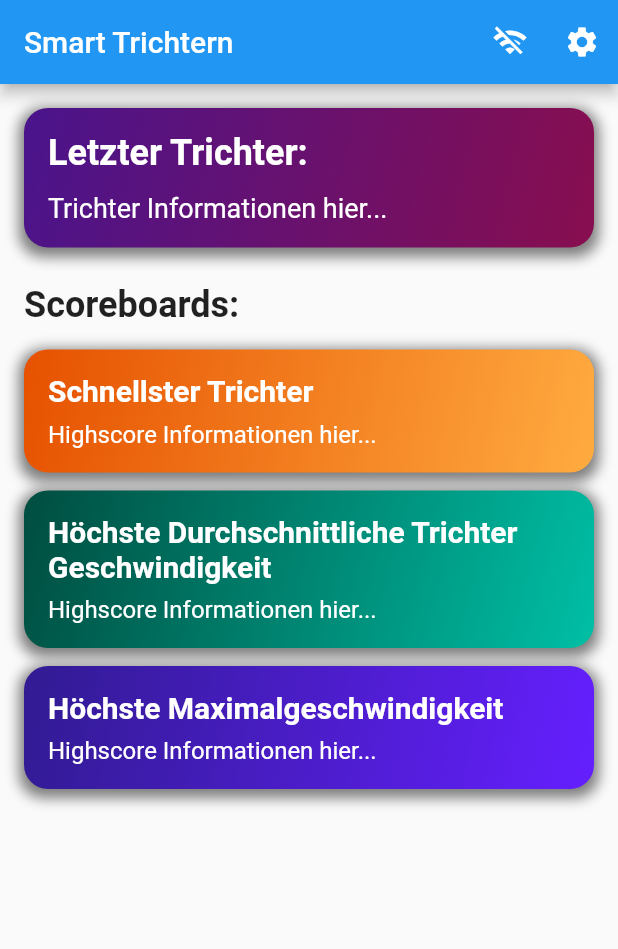
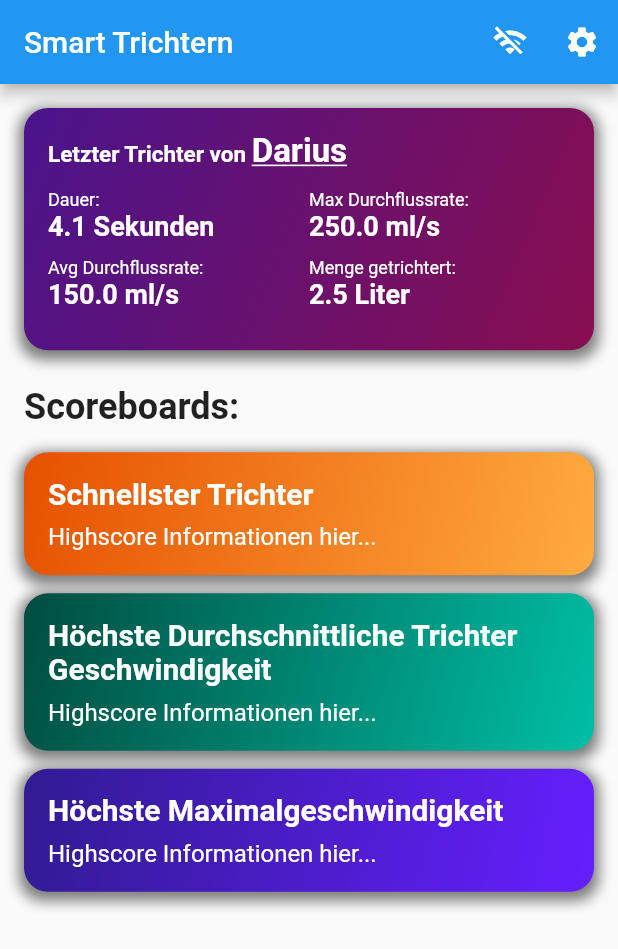
Before and after one commit to DerDorius/trichterapp, a Flutter app: the screen it shows after launch, after a tap on "Höchste Maximalgeschwindigkeit", on a phone screen of 412 x 824 dp. Shown: the top 949 px of the screen. Run offline on Flutter 3.47's test engine with Material 2 defaults, Android fonts, the phone set to English and light mode, and no system bars; our stand-ins replace device_preview, fl_chart, flutter_blue, flutter_bluetooth_serial, shared_preferences; missing offline and left inert: wifi_iot, wifi_scan; generated files the repository leaves out were written again.

Commit message:
made Start view mockup

```diff
--- a/lib/src/trichtermain/start_view.dart
+++ b/lib/src/trichtermain/start_view.dart
@@ -1,9 +1,9 @@
 import 'package:flutter/material.dart';
 import 'package:trichterapp/src/widgets/connect_button.dart';
+import 'package:trichterapp/src/widgets/trichter_summary_card.dart';
 
 import '../settings/settings_view.dart';
 import 'sample_item.dart';
-import 'trichterdetail.dart';
 
 /// Displays a list of SampleItems.
 class StartView extends StatelessWidget {
@@ -46,55 +46,23 @@ class StartView extends StatelessWidget {
           child: Column(
             crossAxisAlignment: CrossAxisAlignment.stretch,
             children: [
-              Container(
-                decoration: BoxDecoration(
-                  borderRadius: BorderRadius.circular(16.0),
-                  gradient: LinearGradient(
-                    colors: [Color(0xFF4A148C), Color(0xFF880E4F)],
-                    begin: Alignment.topLeft,
-                    end: Alignment.bottomRight,
-                  ),
-                  boxShadow: [
-                    BoxShadow(
-                      color: Colors.black.withOpacity(0.5),
-                      spreadRadius: 3,
-                      blurRadius: 7,
-                      offset: Offset(0, 3),
-                    ),
-                  ],
-                ),
-                padding: const EdgeInsets.all(16.0),
-                child: Column(
-                  crossAxisAlignment: CrossAxisAlignment.start,
-                  children: [
-                    Text(
-                      'Letzter Trichter:',
-                      style: TextStyle(
-                        fontSize: 24.0,
-                        fontWeight: FontWeight.bold,
-                        color: Colors.white,
-                      ),
-                    ),
-                    SizedBox(height: 12.0),
-                    Text(
-                      'Trichter Informationen hier...',
-                      style: TextStyle(
-                        fontSize: 18.0,
-                        color: Colors.white,
-                      ),
-                    ),
-                  ],
-                ),
+              TrichterSummaryCard(
+                titleText: 'Letzter Trichter von ',
+                trichterName: 'Darius',
+                dauerText: '4.1 Sekunden',
+                maxDurchflussText: '250.0 ml/s',
+                avgDurchflussText: '150.0 ml/s',
+                mengeText: '2.5 Liter',
               ),
-              SizedBox(height: 24.0),
-              Text(
+              const SizedBox(height: 24.0),
+              const Text(
                 'Scoreboards:',
                 style: TextStyle(
                   fontSize: 24.0,
                   fontWeight: FontWeight.bold,
                 ),
               ),
-              SizedBox(height: 16.0),
+              const SizedBox(height: 16.0),
               InkWell(
                 onTap: () {
                   // Hier kannst du zur Schnellster Trichter Seite navigieren.
@@ -102,7 +70,7 @@ class StartView extends StatelessWidget {
                 child: Container(
                   decoration: BoxDecoration(
                     borderRadius: BorderRadius.circular(16.0),
-                    gradient: LinearGradient(
+                    gradient: const LinearGradient(
                       colors: [Color(0xFFE65100), Color(0xFFFFAB40)],
                       begin: Alignment.topLeft,
                       end: Alignment.bottomRight,
@@ -112,12 +80,12 @@ class StartView extends StatelessWidget {
                         color: Colors.black.withOpacity(0.5),
                         spreadRadius: 3,
                         blurRadius: 7,
-                        offset: Offset(0, 3),
+                        offset: const Offset(0, 3),
                       ),
                     ],
                   ),
                   padding: const EdgeInsets.all(16.0),
-                  child: Column(
+                  child: const Column(
                     crossAxisAlignment: CrossAxisAlignment.start,
                     children: [
                       Text(
@@ -140,7 +108,7 @@ class StartView extends StatelessWidget {
                   ),
                 ),
               ),
-              SizedBox(height: 12.0),
+              const SizedBox(height: 12.0),
               InkWell(
                 onTap: () {
                   // Hier kannst du zur Durchschnittliche Trichter Geschwindigkeit Seite navigieren.
@@ -148,7 +116,7 @@ class StartView extends StatelessWidget {
                 child: Container(
                   decoration: BoxDecoration(
                     borderRadius: BorderRadius.circular(16.0),
-                    gradient: LinearGradient(
+                    gradient: const LinearGradient(
                       colors: [Color(0xFF004D40), Color(0xFF00BFA5)],
                       begin: Alignment.topLeft,
                       end: Alignment.bottomRight,
@@ -158,12 +126,12 @@ class StartView extends StatelessWidget {
                         color: Colors.black.withOpacity(0.5),
                         spreadRadius: 3,
                         blurRadius: 7,
-                        offset: Offset(0, 3),
+                        offset: const Offset(0, 3),
                       ),
                     ],
                   ),
                   padding: const EdgeInsets.all(16.0),
-                  child: Column(
+                  child: const Column(
                     crossAxisAlignment: CrossAxisAlignment.start,
                     children: [
                       Text(
@@ -186,7 +154,7 @@ class StartView extends StatelessWidget {
                   ),
                 ),
               ),
-              SizedBox(height: 12.0),
+              const SizedBox(height: 12.0),
               InkWell(
                 onTap: () {
                   // Hier kannst du zur Maximalgeschwindigkeit Seite navigieren.
@@ -194,7 +162,7 @@ class StartView extends StatelessWidget {
                 child: Container(
                   decoration: BoxDecoration(
                     borderRadius: BorderRadius.circular(16.0),
-                    gradient: LinearGradient(
+                    gradient: const LinearGradient(
                       colors: [Color(0xFF311B92), Color(0xFF651FFF)],
                       begin: Alignment.topLeft,
                       end: Alignment.bottomRight,
@@ -204,12 +172,12 @@ class StartView extends StatelessWidget {
                         color: Colors.black.withOpacity(0.5),
                         spreadRadius: 3,
                         blurRadius: 7,
-                        offset: Offset(0, 3),
+                        offset: const Offset(0, 3),
                       ),
                     ],
                   ),
                   padding: const EdgeInsets.all(16.0),
-                  child: Column(
+                  child: const Column(
                     crossAxisAlignment: CrossAxisAlignment.start,
                     children: [
                       Text(
--- a/lib/src/trichtermain/trichterdetail.dart
+++ b/lib/src/trichtermain/trichterdetail.dart
@@ -131,7 +131,7 @@ class _TrichterDetailState extends State<TrichterDetail> {
               ),
             ),
             Padding(
-              padding: EdgeInsets.all(8.0),
+              padding: const EdgeInsets.all(8.0),
               child: Row(
                 mainAxisAlignment: MainAxisAlignment.center,
                 children: [
@@ -139,7 +139,7 @@ class _TrichterDetailState extends State<TrichterDetail> {
                       size: 100,
                       count: trichterModel.mengeInLiter,
                       title: "Liter"),
-                  Divider(
+                  const Divider(
                     height: 20,
                     thickness: 5,
                     indent: 20,
--- a/lib/src/widgets/connect_button.dart
+++ b/lib/src/widgets/connect_button.dart
@@ -63,8 +63,8 @@ class _TrichterConnectButtonState extends State<TrichterConnectButton> {
               await WiFiScan.instance.canStartScan(askPermissions: true);
           if (can == CanStartScan.yes) {
             ScaffoldMessenger.of(context).showSnackBar(
-              SnackBar(
-                content: const Text('Suche nach Trichter'),
+              const SnackBar(
+                content: Text('Suche nach Trichter'),
               ),
             );
             // start full scan async-ly
@@ -99,8 +99,8 @@ class _TrichterConnectButtonState extends State<TrichterConnectButton> {
                           });
                         }
                         ScaffoldMessenger.of(context).showSnackBar(
-                          SnackBar(
-                            content: const Text('Verbunden mit Trichter'),
+                          const SnackBar(
+                            content: Text('Verbunden mit Trichter'),
                             showCloseIcon: true,
                           ),
                         );
@@ -117,8 +117,8 @@ class _TrichterConnectButtonState extends State<TrichterConnectButton> {
       } else {
         print("WiFi could not be enabled");
         ScaffoldMessenger.of(context).showSnackBar(
-          SnackBar(
-            content: const Text(
+          const SnackBar(
+            content: Text(
                 'WLAN musste erst aktiviert werden. Bitte nochmal versuchen'),
           ),
         );
--- /dev/null
+++ b/lib/src/widgets/trichter_summary_card.dart
@@ -0,0 +1,108 @@
+import 'package:flutter/material.dart';
+
+class TrichterSummaryCard extends StatelessWidget {
+  final String titleText;
+  final String trichterName;
+  final String dauerText;
+  final String maxDurchflussText;
+  final String avgDurchflussText;
+  final String mengeText;
+
+  const TrichterSummaryCard({
+    Key? key,
+    required this.titleText,
+    required this.trichterName,
+    required this.dauerText,
+    required this.maxDurchflussText,
+    required this.avgDurchflussText,
+    required this.mengeText,
+  }) : super(key: key);
+
+  @override
+  Widget build(BuildContext context) {
+    return Container(
+      decoration: BoxDecoration(
+        borderRadius: BorderRadius.circular(16.0),
+        gradient: const LinearGradient(
+          colors: [Color(0xFF4A148C), Color(0xFF880E4F)],
+          begin: Alignment.topLeft,
+          end: Alignment.bottomRight,
+        ),
+        boxShadow: [
+          BoxShadow(
+            color: Colors.black.withOpacity(0.5),
+            spreadRadius: 3,
+            blurRadius: 7,
+            offset: const Offset(0, 3),
+          ),
+        ],
+      ),
+      padding: const EdgeInsets.all(16.0),
+      child: Padding(
+        padding: const EdgeInsets.all(0.0),
+        child: Column(
+          crossAxisAlignment: CrossAxisAlignment.start,
+          children: [
+            RichText(
+              text: TextSpan(
+                style: const TextStyle(
+                  fontSize: 15.0,
+                  fontWeight: FontWeight.bold,
+                  color: Colors.white,
+                ),
+                children: [
+                  TextSpan(
+                    text: titleText,
+                  ),
+                  TextSpan(
+                    text: trichterName,
+                    style: TextStyle(
+                      fontSize: 22,
+                      decoration: TextDecoration.underline,
+                    ),
+                  ),
+                ],
+              ),
+            ),
+            const SizedBox(height: 12.0),
+            GridView.count(
+              crossAxisCount: 2,
+              shrinkWrap: true,
+              childAspectRatio: 3.8,
+              physics: const BouncingScrollPhysics(),
+              children: [
+                _buildStatBox('Dauer:', dauerText),
+                _buildStatBox('Max Durchflussrate:', maxDurchflussText),
+                _buildStatBox('Avg Durchflussrate:', avgDurchflussText),
+                _buildStatBox('Menge getrichtert:', mengeText),
+              ],
+            ),
+          ],
+        ),
+      ),
+    );
+  }
+
+  Widget _buildStatBox(String label, String value) {
+    return Column(
+      crossAxisAlignment: CrossAxisAlignment.start,
+      children: [
+        Text(
+          label,
+          style: const TextStyle(
+            fontSize: 12.0,
+            color: Colors.white,
+          ),
+        ),
+        Text(
+          value,
+          style: const TextStyle(
+            fontWeight: FontWeight.bold,
+            fontSize: 18.0,
+            color: Colors.white,
+          ),
+        ),
+      ],
+    );
+  }
+}
```
